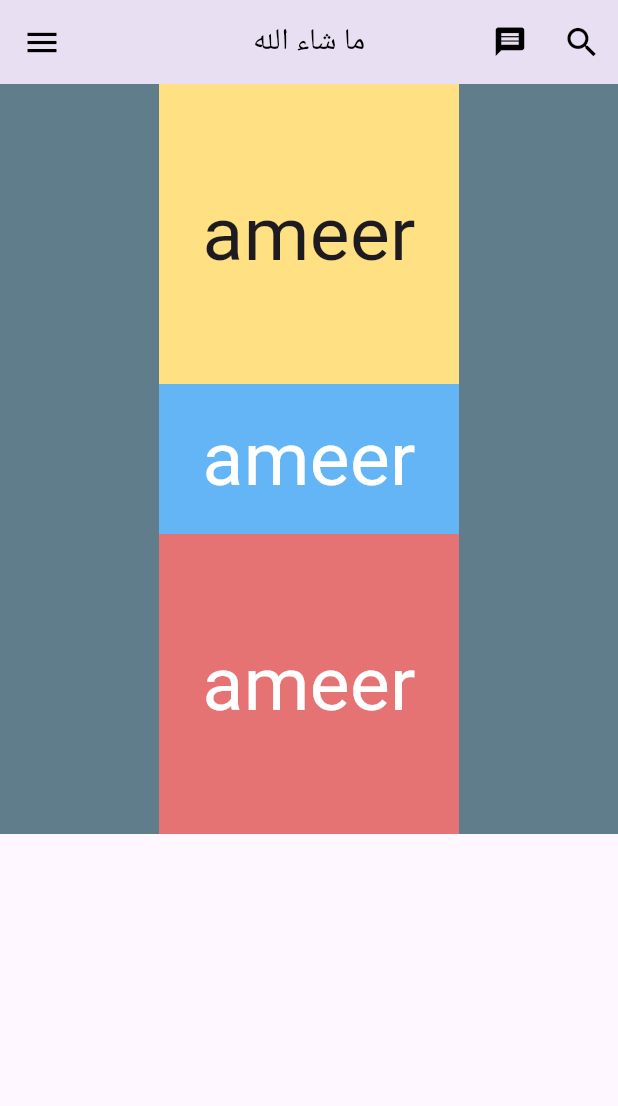
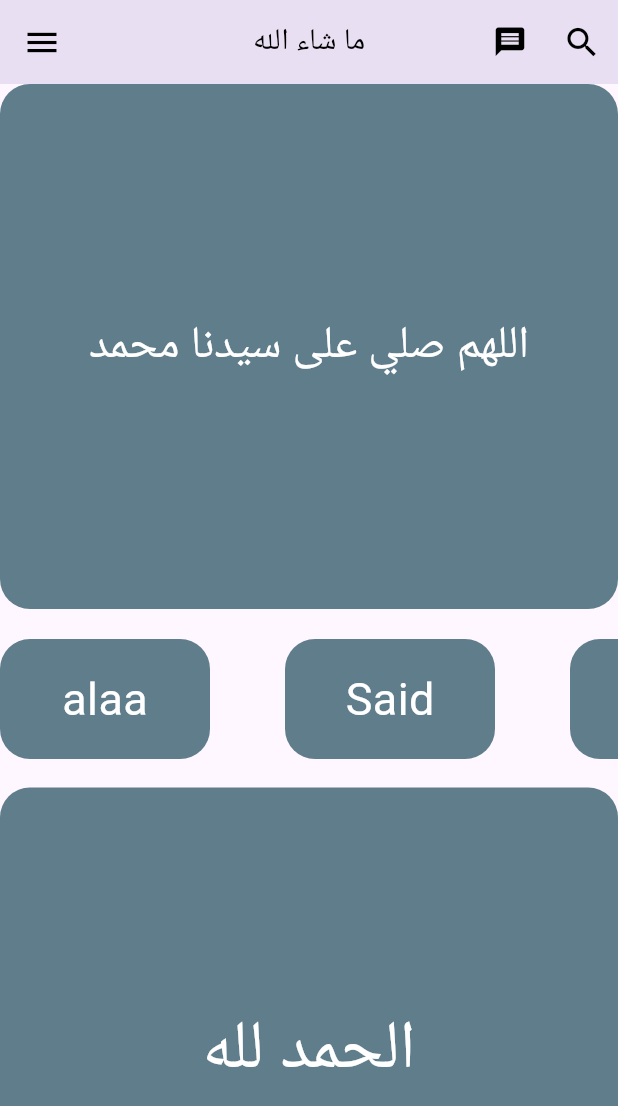
Before and after one commit to ahmad-ben-said/flutter_application_1, a Flutter app: the screen it shows after launch, on a phone screen of 412 x 824 dp. Shown: the top 1106 px of the screen. Run offline on Flutter 3.47's test engine with Material 3 defaults, Android fonts, the phone set to English and light mode, and no system bars.

Commit message:
Initial Flutter widgets example

```diff
--- a/lib/main.dart
+++ b/lib/main.dart
@@ -28,70 +28,137 @@ class SimpleProject extends StatelessWidget {
         centerTitle: true,
         title: const Text(
           "ما شاء الله",
-          style: TextStyle(fontSize: 20, color: Colors.black),
+          style: TextStyle(fontSize: 20, color: Color.fromARGB(255, 0, 0, 0)),
         ),
         leading: IconButton(
           onPressed: () {},
-          icon: const Icon(Icons.menu, size: 26, color: Colors.black),
+          icon: const Icon(
+            Icons.menu,
+            size: 26,
+            color: Color.fromARGB(255, 0, 0, 0),
+          ),
         ),
         actions: [
           IconButton(
             onPressed: () {},
-            icon: const Icon(Icons.message, size: 23, color: Colors.black),
+            icon: const Icon(
+              Icons.message,
+              size: 23,
+              color: Color.fromARGB(255, 0, 0, 0),
+            ),
           ),
           IconButton(
             onPressed: () {},
-            icon: const Icon(Icons.search, size: 26, color: Colors.black),
+            icon: const Icon(
+              Icons.search,
+              size: 26,
+              color: Color.fromARGB(255, 0, 0, 0),
+            ),
           ),
         ],
       ),
+      body: SingleChildScrollView(
+        child: ConstrainedBox(
+          constraints: BoxConstraints(
+            minHeight: MediaQuery.of(context).size.height,
+          ),
+          child: Column(
+            children: [
+              Container(
+                margin: const EdgeInsets.only(bottom: 20),
+                alignment: Alignment.center,
+                decoration: BoxDecoration(
+                  borderRadius: BorderRadius.circular(20),
+                  color: Colors.blueGrey,
+                ),
+                height: 350,
+                width: double.infinity,
+                child: const Text(
+                  "اللهم صلي على سيدنا محمد",
+                  style: TextStyle(color: Colors.white, fontSize: 30),
+                ),
+              ),
 
-      body: Container(
-        child: Column(
-          children: [
-            Expanded(
-              flex: 2,
-              child: Container(
+              SingleChildScrollView(
+                scrollDirection: Axis.horizontal,
+                child: Row(
+                  children: [
+                    Container(
+                      alignment: Alignment.center,
+                      decoration: BoxDecoration(
+                        borderRadius: BorderRadius.circular(20),
+                        color: Colors.blueGrey,
+                      ),
+                      height: 80,
+                      width: 140,
+                      child: const Text(
+                        "alaa",
+                        style: TextStyle(color: Colors.white, fontSize: 30),
+                      ),
+                    ),
+                    Container(
+                      margin: const EdgeInsets.only(left: 50),
+                      alignment: Alignment.center,
+                      decoration: BoxDecoration(
+                        borderRadius: BorderRadius.circular(20),
+                        color: Colors.blueGrey,
+                      ),
+                      height: 80,
+                      width: 140,
+                      child: const Text(
+                        "Said",
+                        style: TextStyle(color: Colors.white, fontSize: 30),
+                      ),
+                    ),
+                    Container(
+                      margin: const EdgeInsets.only(left: 50),
+                      alignment: Alignment.center,
+                      decoration: BoxDecoration(
+                        borderRadius: BorderRadius.circular(20),
+                        color: Colors.blueGrey,
+                      ),
+                      height: 80,
+                      width: 140,
+                      child: const Text(
+                        "saji",
+                        style: TextStyle(color: Colors.white, fontSize: 30),
+                      ),
+                    ),
+                    Container(
+                      margin: const EdgeInsets.only(left: 50),
+                      alignment: Alignment.center,
+                      decoration: BoxDecoration(
+                        borderRadius: BorderRadius.circular(20),
+                        color: Colors.blueGrey,
+                      ),
+                      height: 80,
+                      width: 140,
+                      child: const Text(
+                        "ameer",
+                        style: TextStyle(color: Colors.white, fontSize: 30),
+                      ),
+                    ),
+                  ],
+                ),
+              ),
+
+              Container(
+                margin: const EdgeInsets.only(top: 19),
                 alignment: Alignment.center,
-                child: Text("ameer", style: TextStyle(fontSize: 50)),
-                color: Colors.amber[200],
-                height: 160,
-                width: 200,
+                decoration: BoxDecoration(
+                  borderRadius: BorderRadius.circular(20),
+                  color: Colors.blueGrey,
+                ),
+                height: 350,
+                width: double.infinity,
+                child: const Text(
+                  "الحمد لله",
+                  style: TextStyle(color: Colors.white, fontSize: 45),
+                ),
               ),
-            ),
-
-            Expanded(
-              flex: 1,
-              child: Container(
-                alignment: Alignment.center,
-                child: Text(
-                  "ameer",
-                  style: TextStyle(fontSize: 50, color: Colors.white),
-                ),
-                color: Colors.blue[300],
-                height: 160,
-                width: 200,
-              ),
-            ),
-
-            Expanded(
-              flex: 2,
-              child: Container(
-                alignment: Alignment.center,
-                child: Text(
-                  "ameer",
-                  style: TextStyle(fontSize: 50, color: Colors.white),
-                ),
-                color: Colors.red[300],
-                height: 160,
-                width: 200,
-              ),
-            ),
-          ],
+            ],
+          ),
         ),
-        color: Colors.blueGrey,
-        height: 500,
-        width: double.infinity,
       ),
     );
   }
```
